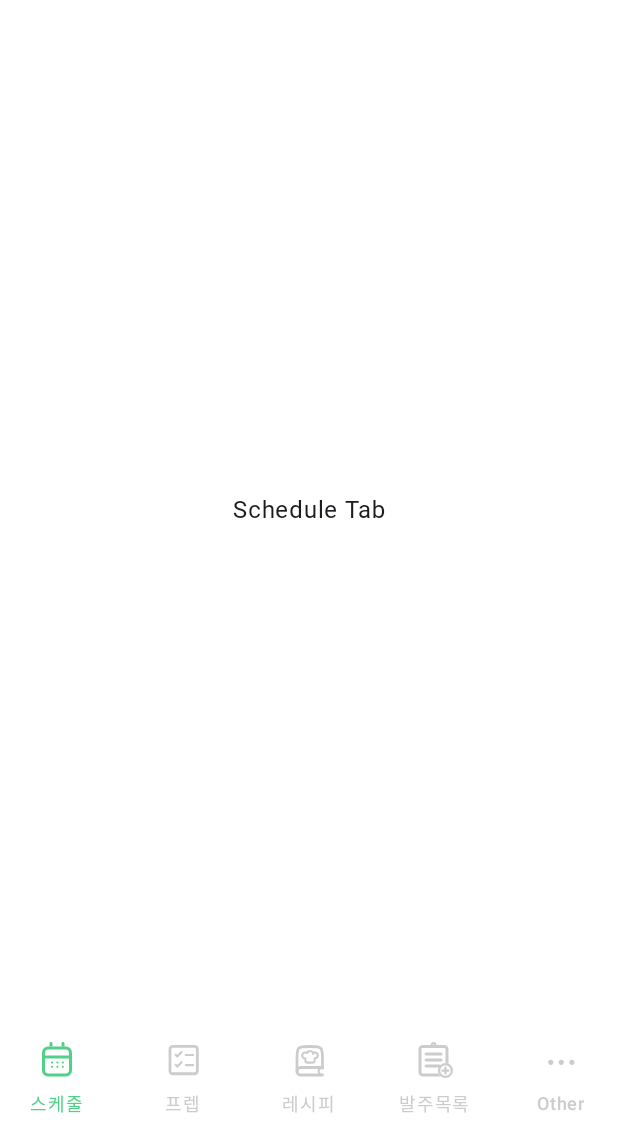
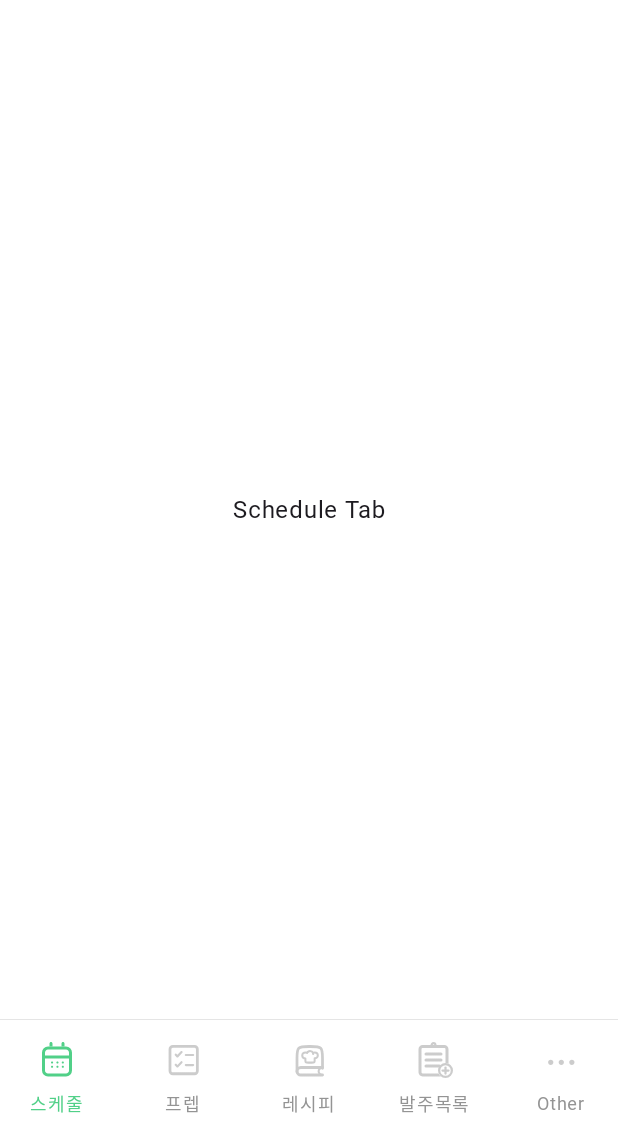
Before and after one commit to KitchingApp/Kitching_Manager, an Android app built with Jetpack Compose: the screen it shows after launch (MainActivity), on a phone screen of 412 x 824 dp, the part 96-1236 px from its top. Run offline under Robolectric (Android 15) with nearby library versions, the phone set to English and light mode, and no system bars; Roboto replaces fonts that are not available here.

Commit message:
navigation bar border 추가 & label 폰트, 색상 변경

```diff
--- a/app/src/main/java/com/kitching/app/ui/screen/navigation/CustomNavigationBar.kt
+++ b/app/src/main/java/com/kitching/app/ui/screen/navigation/CustomNavigationBar.kt
@@ -1,18 +1,26 @@
 package com.kitching.app.ui.screen.navigation
 
+import androidx.compose.foundation.layout.height
+import androidx.compose.foundation.layout.width
 import androidx.compose.material3.Icon
 import androidx.compose.material3.NavigationBar
 import androidx.compose.material3.NavigationBarItem
 import androidx.compose.material3.NavigationBarItemColors
 import androidx.compose.material3.Text
 import androidx.compose.runtime.Composable
+import androidx.compose.ui.Modifier
+import androidx.compose.ui.draw.drawBehind
+import androidx.compose.ui.geometry.Offset
 import androidx.compose.ui.graphics.Color
+import androidx.compose.ui.unit.dp
 import androidx.navigation.NavDestination
 import androidx.navigation.NavGraph.Companion.findStartDestination
 import androidx.navigation.NavHostController
 import com.kitching.app.navgraph.BottomNavItem
 import com.kitching.app.ui.theme.bottomNavItemColor
+import com.kitching.app.ui.theme.bottomNavLabelColor
 import com.kitching.app.ui.theme.mainColor
+import com.kitching.app.ui.theme.pretendard
 
 @Composable
 fun CustomNavigationBar(
@@ -20,6 +28,14 @@ fun CustomNavigationBar(
     currentDestination: NavDestination?
 ) {
     NavigationBar(
+        modifier = Modifier.drawBehind {
+            drawLine(
+                color = bottomNavLabelColor,
+                start = Offset(0f, 0f),
+                end = Offset(size.width, 0f),
+                strokeWidth = 0.5f,
+            )
+        },
         containerColor = Color.White,
         contentColor = bottomNavItemColor,
     ) {
@@ -30,11 +46,12 @@ fun CustomNavigationBar(
                     label = {
                         Text(
                             text = bottomNavItem.tabName,
+                            fontFamily = pretendard
                         )
                     },
                     icon = {
                         Icon(
-                            bottomNavItem.icon,
+                            imageVector = bottomNavItem.icon,
                             contentDescription = bottomNavItem.tabName,
                         )
                     },
@@ -52,7 +69,7 @@ fun CustomNavigationBar(
                         selectedTextColor = mainColor,
                         selectedIndicatorColor = Color.Transparent,
                         unselectedIconColor = bottomNavItemColor,
-                        unselectedTextColor = bottomNavItemColor,
+                        unselectedTextColor = bottomNavLabelColor,
                         disabledIconColor = Color.Transparent,
                         disabledTextColor = Color.Transparent,
                     )
--- a/app/src/main/java/com/kitching/app/ui/theme/Color.kt
+++ b/app/src/main/java/com/kitching/app/ui/theme/Color.kt
@@ -14,4 +14,5 @@ val mainColor = Color(0xFF51D088)
 val subColor1 = Color(0xFFF0FDD2)
 val subColor2 = Color(0xFF3E825B)
 val bottomNavItemColor = Color(0xFFCCCCCC)
+val bottomNavLabelColor = Color(0xFF949494)
 val subTextColor = Color(0xFF565656)
```
